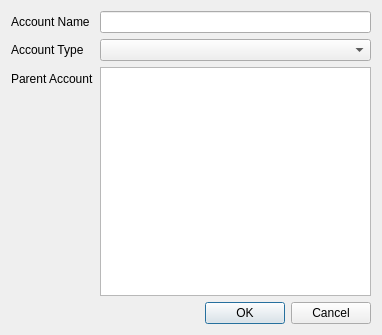
Before: the Qt Designer form src/views/NewAccountDialog.ui in csb6/accountant, drawn with Qt 5.
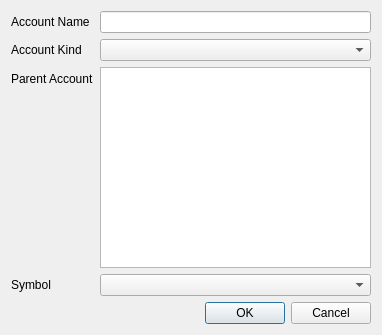
After: the same form once the commit is applied.

Commit message: Added support for selecting stock symbol when creating a new account of type Stock

```diff
--- a/src/views/NewAccountDialog.ui
+++ b/src/views/NewAccountDialog.ui
@@ -66,7 +66,7 @@
      <item row="1" column="0">
       <widget class="QLabel" name="label_3">
        <property name="text">
-        <string>Account Type</string>
+        <string>Account Kind</string>
        </property>
        <property name="buddy">
         <cstring>account_type</cstring>
@@ -96,6 +96,26 @@
        </attribute>
       </widget>
      </item>
+     <item row="3" column="0">
+      <widget class="QLabel" name="symbol_label">
+       <property name="text">
+        <string>Symbol</string>
+       </property>
+       <property name="buddy">
+        <cstring>symbol_view</cstring>
+       </property>
+      </widget>
+     </item>
+     <item row="3" column="1">
+      <widget class="QComboBox" name="symbol_view">
+       <property name="minimumSize">
+        <size>
+         <width>200</width>
+         <height>0</height>
+        </size>
+       </property>
+      </widget>
+     </item>
     </layout>
    </item>
    <item>
```
Left out of the diff: 12 changed lines with no effect on the pictures. The commit also changes 4 other files.
